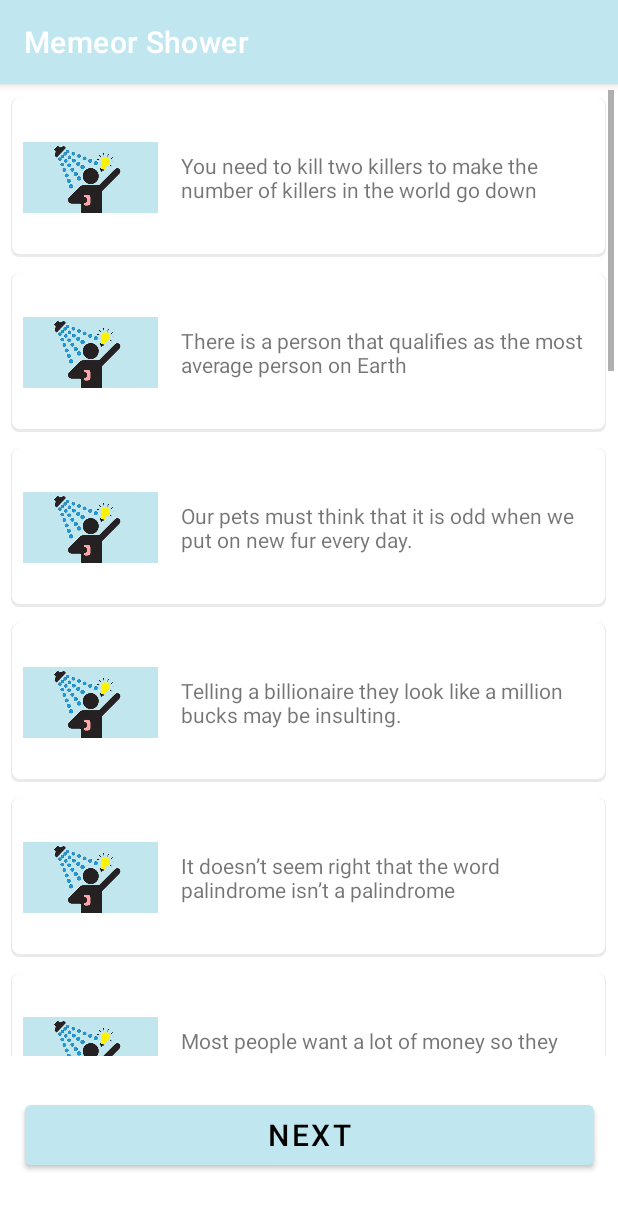
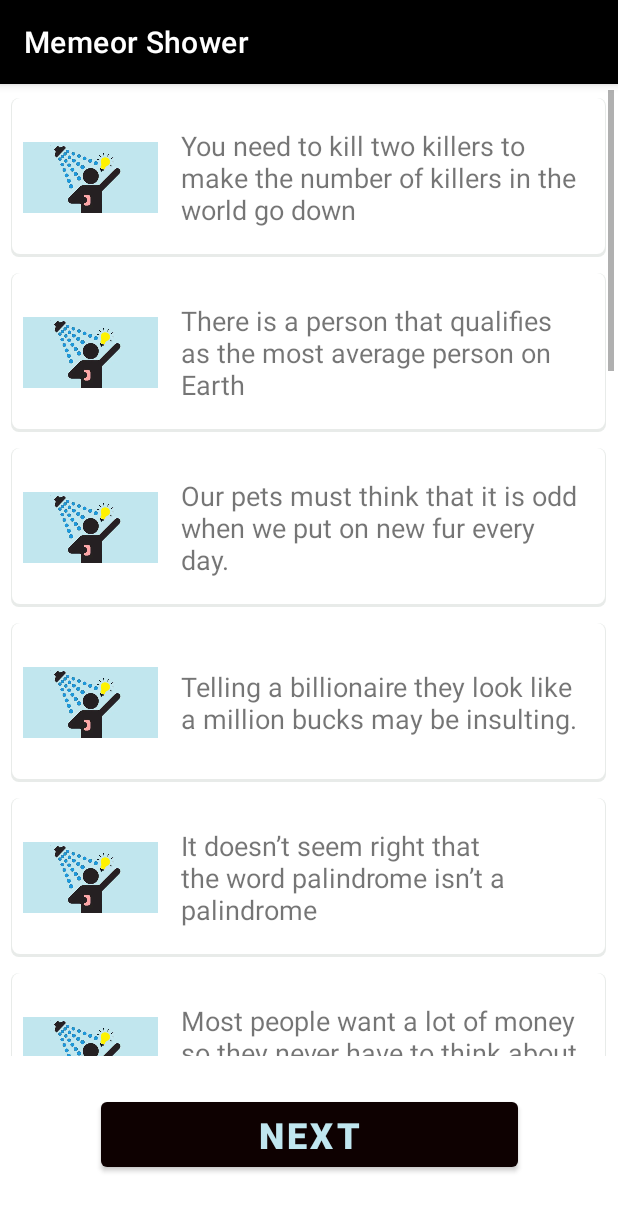
Before and after one commit to ETS-Android2/MemeorShower, an Android app: the TextTemplate screen opened directly, with no data from a screen before it, on a phone screen of 412 x 824 dp. Shown: the top 1211 px of the screen. Run offline under Robolectric (Android 15) with nearby library versions, the phone set to English and light mode, and no system bars.

Commit message:
Change themes

```diff
--- a/app/src/main/res/layout/activity_text_template.xml
+++ b/app/src/main/res/layout/activity_text_template.xml
@@ -20,11 +20,12 @@
             android:layout_marginTop="4dp"/>
     <Button
             android:text="Next"
-            android:layout_width="379dp"
+            android:layout_width="278dp"
             android:layout_marginBottom="15dp"
-            android:layout_height="52dp" android:id="@+id/NextToImageTemplateButton"
+            android:layout_height="55dp" android:id="@+id/NextToImageTemplateButton"
             app:layout_constraintTop_toBottomOf="@+id/text_list"
             app:layout_constraintBottom_toBottomOf="parent" app:layout_constraintEnd_toEndOf="parent"
-            app:layout_constraintStart_toStartOf="parent" app:backgroundTint="#C0E6EF" app:iconTint="#0B0A0A"
-            android:textColor="#000000" android:textSize="20sp"/>
+            app:layout_constraintStart_toStartOf="parent" app:backgroundTint="#0E0101" app:iconTint="#0B0A0A"
+            android:textColor="#C0E6EF" android:textSize="24sp" android:textStyle="bold"
+            android:fontFamily="sans-serif-medium"/>
 </androidx.constraintlayout.widget.ConstraintLayout>
--- a/app/src/main/res/layout/recycler_view_item.xml
+++ b/app/src/main/res/layout/recycler_view_item.xml
@@ -20,5 +20,5 @@
           android:layout_height="wrap_content"
           android:layout_gravity="center"
           android:padding="5dp"
-          tools:text="@tools:sample/lorem"/>
+          tools:text="@tools:sample/lorem" android:textSize="18sp"/>
 </LinearLayout>
--- a/app/src/main/res/values/themes.xml
+++ b/app/src/main/res/values/themes.xml
@@ -2,8 +2,8 @@
     <!-- Base application theme. -->
     <style name="Theme.MemeorShower" parent="Theme.MaterialComponents.DayNight.DarkActionBar">
         <!-- Primary brand color. -->
-        <item name="colorPrimary">#C0E6EF</item>
-        <item name="colorPrimaryVariant">#FFA5A7</item>
+        <item name="colorPrimary">#000000</item>
+        <item name="colorPrimaryVariant">#000000</item>
         <item name="colorOnPrimary">@color/white</item>
         <!-- Secondary brand color. -->
         <item name="colorSecondary">@color/teal_200</item>
```
